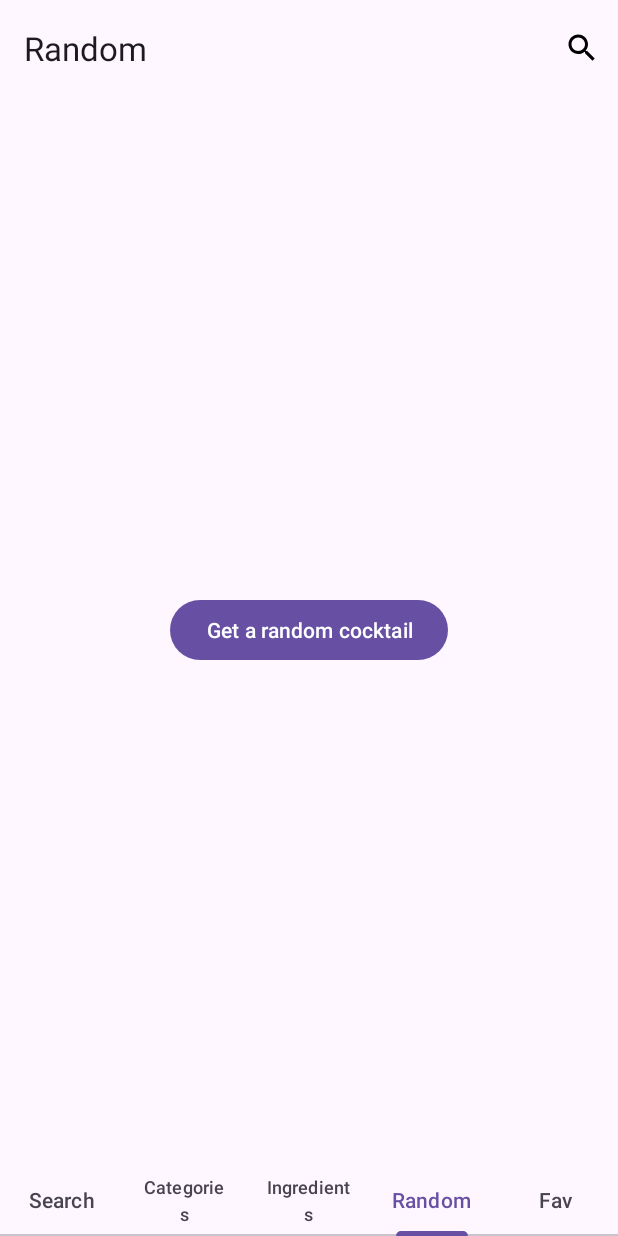
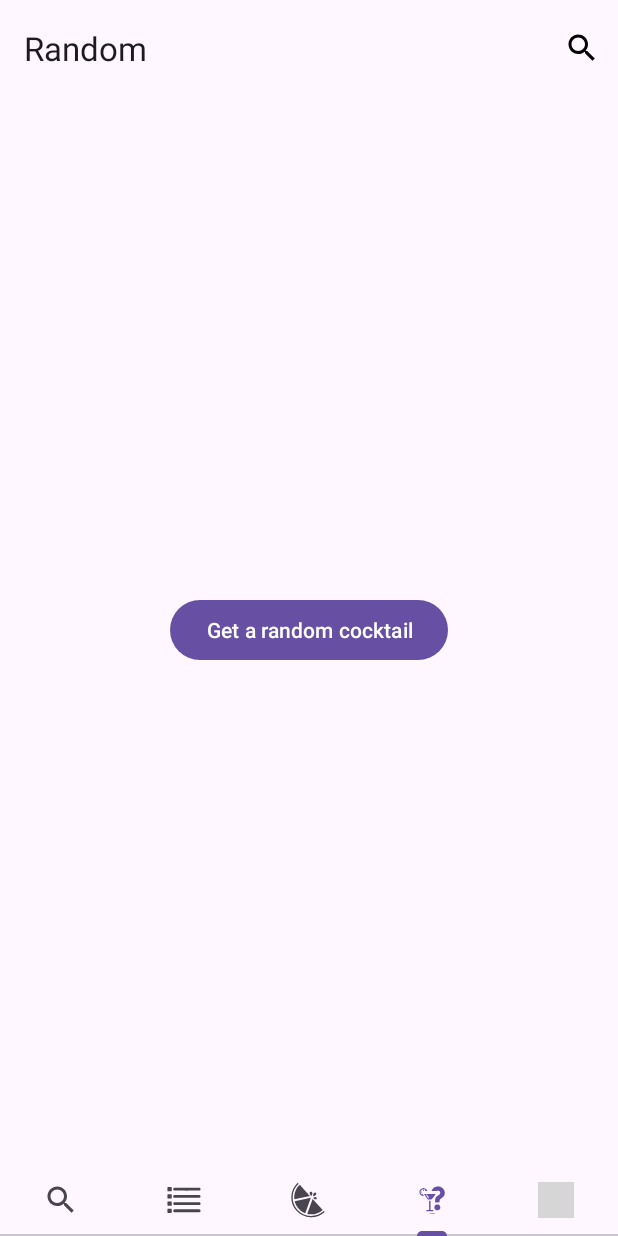
Before and after one commit to fbour33/CocktailApp, an Android app: the screen it shows after launch (MainActivity), item 4 of the bottom bar chosen, on a phone screen of 412 x 824 dp. Run offline under Robolectric (Android 15) with nearby library versions, the phone set to English and light mode, and no system bars; grey boxes are pictures that could not be loaded.

Commit message:
Added icons for bottom bar

```diff
--- /dev/null
+++ b/app/src/main/res/drawable/category_icon.xml
@@ -0,0 +1,38 @@
+<vector xmlns:android="http://schemas.android.com/apk/res/android"
+    android:width="1600dp"
+    android:height="1600dp"
+    android:viewportWidth="1600"
+    android:viewportHeight="1600">
+  <path
+      android:pathData="M86.3,225.8c-7.2,2.6 -12.7,6.6 -16.3,12.1 -6.2,9.2 -6.1,7.9 -5.8,84.2l0.3,69.4 2.6,5.6c3.3,7.1 8.7,12.5 15.8,15.8l5.6,2.6 71.5,-0 71.5,-0 5.6,-2.6c7.1,-3.3 12.5,-8.7 15.8,-15.8l2.6,-5.6 0,-71.5 0,-71.5 -2.6,-5.6c-3.3,-7.1 -8.7,-12.5 -15.8,-15.8l-5.6,-2.6 -70,-0.2c-65.3,-0.2 -70.3,-0.1 -75.2,1.5z"
+      android:fillColor="#000000"
+      android:strokeColor="#00000000"/>
+  <path
+      android:pathData="M373.7,257c-25.2,4.3 -45.5,23.1 -51.8,48 -0.7,3 -1.4,10 -1.4,15.5 0,29.3 19.6,54.2 48.5,61.6 8.2,2.1 1109.7,2.1 1118,-0 22.8,-5.7 41.5,-24.4 47.1,-47.1 2.2,-9 1.8,-24.2 -1,-33 -6.7,-21.8 -21.5,-36.4 -44.6,-43.9 -4.6,-1.4 -50.6,-1.6 -557.5,-1.7 -303.9,-0.1 -554.7,0.2 -557.3,0.6z"
+      android:fillColor="#000000"
+      android:strokeColor="#00000000"/>
+  <path
+      android:pathData="M86.3,545.8c-7.2,2.6 -12.7,6.6 -16.3,12.1 -6.2,9.2 -6.1,7.9 -5.8,84.2l0.3,69.4 2.6,5.6c3.3,7.1 8.7,12.5 15.8,15.8l5.6,2.6 71.5,-0 71.5,-0 5.6,-2.6c7.1,-3.3 12.5,-8.7 15.8,-15.8l2.6,-5.6 0,-71.5 0,-71.5 -2.6,-5.6c-3.3,-7.1 -8.7,-12.5 -15.8,-15.8l-5.6,-2.6 -70,-0.2c-65.3,-0.2 -70.3,-0.1 -75.2,1.5z"
+      android:fillColor="#000000"
+      android:strokeColor="#00000000"/>
+  <path
+      android:pathData="M373.7,577c-25.2,4.3 -45.5,23.1 -51.8,48 -0.7,3 -1.4,10 -1.4,15.5 0,29.3 19.6,54.2 48.5,61.6 8.2,2.1 1109.7,2.1 1118,-0 22.8,-5.7 41.5,-24.4 47.1,-47.1 2.2,-9 1.8,-24.2 -1,-33 -6.7,-21.8 -21.5,-36.4 -44.6,-43.9 -4.6,-1.4 -50.6,-1.6 -557.5,-1.7 -303.9,-0.1 -554.7,0.2 -557.3,0.6z"
+      android:fillColor="#000000"
+      android:strokeColor="#00000000"/>
+  <path
+      android:pathData="M86.3,865.8c-7.2,2.6 -12.7,6.6 -16.3,12.1 -6.2,9.2 -6.1,7.9 -5.8,84.2l0.3,69.4 2.6,5.6c3.3,7.1 8.7,12.5 15.8,15.8l5.6,2.6 71.5,-0 71.5,-0 5.6,-2.6c7.1,-3.3 12.5,-8.7 15.8,-15.8l2.6,-5.6 0,-71.5 0,-71.5 -2.6,-5.6c-3.3,-7.1 -8.7,-12.5 -15.8,-15.8l-5.6,-2.6 -70,-0.2c-65.3,-0.2 -70.3,-0.1 -75.2,1.5z"
+      android:fillColor="#000000"
+      android:strokeColor="#00000000"/>
+  <path
+      android:pathData="M373.7,897c-25.2,4.3 -45.5,23.1 -51.8,48 -0.7,3 -1.4,10 -1.4,15.5 0,29.3 19.6,54.2 48.5,61.6 8.2,2.1 1109.7,2.1 1118,-0 22.8,-5.7 41.5,-24.4 47.1,-47.1 2.2,-9 1.8,-24.2 -1,-33 -6.7,-21.8 -21.5,-36.4 -44.6,-43.9 -4.6,-1.4 -50.6,-1.6 -557.5,-1.7 -303.9,-0.1 -554.7,0.2 -557.3,0.6z"
+      android:fillColor="#000000"
+      android:strokeColor="#00000000"/>
+  <path
+      android:pathData="M86.3,1185.8c-7.2,2.6 -12.7,6.6 -16.3,12.1 -6.2,9.2 -6.1,7.9 -5.8,84.2l0.3,69.4 2.6,5.6c3.3,7.1 8.7,12.5 15.8,15.8l5.6,2.6 71.5,-0 71.5,-0 5.6,-2.6c3.1,-1.5 7.3,-4.3 9.4,-6.4 2.1,-2.1 4.9,-6.3 6.4,-9.4l2.6,-5.6 0,-71.5 0,-71.5 -2.6,-5.6c-3.3,-7.1 -8.7,-12.5 -15.8,-15.8l-5.6,-2.6 -70,-0.2c-65.3,-0.2 -70.3,-0.1 -75.2,1.5z"
+      android:fillColor="#000000"
+      android:strokeColor="#00000000"/>
+  <path
+      android:pathData="M373.7,1217c-25.2,4.3 -45.5,23.1 -51.8,48 -0.7,3 -1.4,10 -1.4,15.5 0,29.3 19.6,54.2 48.5,61.6 8.2,2.1 1109.7,2.1 1118,-0 22.8,-5.7 41.5,-24.4 47.1,-47.1 2.2,-9 1.8,-24.2 -1,-33 -6.7,-21.8 -21.5,-36.4 -44.6,-43.9 -4.6,-1.4 -50.6,-1.6 -557.5,-1.7 -303.9,-0.1 -554.7,0.2 -557.3,0.6z"
+      android:fillColor="#000000"
+      android:strokeColor="#00000000"/>
+</vector>
--- /dev/null
+++ b/app/src/main/res/drawable/random_icon.xml
@@ -0,0 +1,38 @@
+<vector xmlns:android="http://schemas.android.com/apk/res/android"
+    android:width="1024dp"
+    android:height="1024dp"
+    android:viewportWidth="1024"
+    android:viewportHeight="1024">
+  <path
+      android:pathData="M653.5,131.5c-60.5,9.8 -108.1,39.3 -138.4,86 -6.6,10.1 -13,22.9 -13.7,27.6 -0.5,2.8 -0.1,4.1 1.8,6.3l2.4,2.8 70,-0 70.1,-0 7.7,-2.6c21.8,-7.1 43.7,-5.6 61.5,4.1 19.4,10.5 32,31.2 32.1,52.3 0,18.2 -7.4,34.6 -22.1,48.6 -7.8,7.3 -12.9,10.8 -37.9,25.9 -22.3,13.3 -34.2,22.1 -45.1,32.9 -14.7,14.7 -24.8,29.9 -32,48.5 -9.2,23.9 -11.2,38.9 -10.7,78.8 0.3,30.3 0.3,29.9 7.8,35.1l3.4,2.2 53.7,-0.2c52.8,-0.3 53.8,-0.3 56.6,-2.4 1.5,-1.1 3.8,-3.6 5.1,-5.4 2.1,-3.1 2.2,-4.3 2.2,-20 0,-34.3 5.5,-48.9 25.6,-68.7 7,-6.9 13.9,-12.3 27.2,-21 9.7,-6.4 22.7,-15.3 28.7,-19.8 12.5,-9.4 28.3,-25.3 36.8,-37.2 14.4,-20.2 24.7,-46.4 28.8,-72.8 1.7,-11.5 1.4,-38.1 -0.6,-50.1 -6.2,-36.2 -23.5,-69.2 -50.7,-96.2 -11.8,-11.7 -20.7,-18.6 -35.9,-27.8 -23,-13.8 -50.3,-23.4 -76.8,-26.9 -13.2,-1.8 -46.6,-1.8 -57.6,-0z"
+      android:fillColor="#000000"
+      android:strokeColor="#00000000"/>
+  <path
+      android:pathData="M252,174.7c-28.1,4.4 -51.8,17.5 -69.4,38.3 -12.9,15.3 -18.9,26.5 -23.8,44.5 -2.5,9.4 -3.1,13.4 -3.5,27 -0.4,13.4 -0.2,17.5 1.5,25.5 4.6,22.5 15.7,41.7 34.1,59.3 18.3,17.3 41.5,28 67.1,30.7 10.3,1.1 24,1.3 24,0.4 0,-0.6 -27.3,-40.6 -39.4,-57.7l-9.1,-12.8 -1.2,11.3c-1.4,13.1 -2.2,17.8 -3,17.8 -1.7,-0 -15,-11 -21.1,-17.4 -12.3,-13 -19,-26.8 -21.3,-44.1 -1.4,-11.2 -0.7,-20.5 2.6,-31.8 3.2,-11.2 7.3,-19.3 14.2,-28.5 11,-14.5 27.1,-24.7 46.9,-29.8 8.6,-2.2 11.3,-2.5 20.9,-2.1 6.8,0.4 13.6,1.3 18,2.6 10.9,3.3 24.2,10.4 32.8,17.7l7.8,6.6 -2.3,2.5c-1.2,1.3 -6.9,6.1 -12.6,10.6l-10.4,8.2 32.3,0.5c17.8,0.3 33.4,0.3 34.7,0.1 3.4,-0.5 4.6,-3.5 3.1,-7.9 -3.5,-11.2 -13,-26.4 -22.7,-36.5 -17.1,-17.7 -40,-30.4 -61.9,-34.2 -7.8,-1.4 -31.6,-1.9 -38.3,-0.8z"
+      android:fillColor="#000000"
+      android:strokeColor="#00000000"/>
+  <path
+      android:pathData="M259,214.7c-3.9,3.5 -4.9,7.9 -5,20.6 0,6.7 0.5,10.7 1.5,12.7 4.6,8.9 15.6,9.5 21.2,1.1 2.1,-3 2.3,-4.6 2.3,-14.8 0,-7.4 -0.5,-12.5 -1.4,-14.7 -3.2,-7.8 -12.6,-10.2 -18.6,-4.9z"
+      android:fillColor="#000000"
+      android:strokeColor="#00000000"/>
+  <path
+      android:pathData="M201.4,277.1c-6.9,2 -10.1,9.6 -6.9,16.3 2.6,5.5 5.7,6.6 18,6.6l10.5,-0 0,-12 0,-12 -9.2,0.1c-5.1,-0 -10.7,0.5 -12.4,1z"
+      android:fillColor="#000000"
+      android:strokeColor="#00000000"/>
+  <path
+      android:pathData="M282.4,339.5c0.3,0.8 5.8,9 12.3,18.2 6.4,9.3 22.2,32.1 35,50.8 55.6,81.1 55.6,81.1 66,86.4 10.4,5.2 11.8,5.3 53.5,5.2 58.4,-0.2 54.8,1.7 91.3,-49.6 21.6,-30.2 31.8,-44.7 72.8,-102.7 3.1,-4.5 5.7,-8.5 5.7,-9 0,-0.4 -75.9,-0.8 -168.6,-0.8 -148.6,-0 -168.5,0.2 -168,1.5zM361.3,355.4c4.8,2 5.5,2.9 43.2,59.1 22.6,33.7 23.4,35.5 19.8,42.5 -2.4,4.5 -7.6,8 -12.2,8 -7.1,-0 -9.8,-2.7 -25.5,-26 -4.2,-6.3 -16,-23.7 -26.1,-38.5 -10.5,-15.3 -18.7,-28.4 -19.1,-30.2 -0.4,-2.4 0,-4.6 1.7,-8 3.7,-7.4 10.7,-10.1 18.2,-6.9z"
+      android:fillColor="#000000"
+      android:strokeColor="#00000000"/>
+  <path
+      android:pathData="M429.8,664.3l-0.3,134.2 -35.6,0.5 -35.6,0.5 -3.7,2.9c-4.2,3.2 -7.6,9.5 -7.6,14.1 0,7.2 6,14.7 13.9,17.4 4.7,1.5 174.9,1.6 180.6,-0 8.4,-2.3 13.8,-12.3 11.5,-21 -1.4,-5.2 -5.1,-10.4 -8.8,-12.3 -2.2,-1.1 -10.3,-1.5 -38.2,-1.8l-35.5,-0.3 0,-133.8 0.1,-133.8 -2.1,0.6c-13.2,4.2 -25.4,4.5 -33.7,0.7l-4.8,-2.1 -0.2,134.2z"
+      android:fillColor="#000000"
+      android:strokeColor="#00000000"/>
+  <path
+      android:pathData="M646,638.5c-33.4,7.5 -58.8,32.6 -65.4,64.8 -2,9.4 -2,26 -0.2,34.8 10.3,48.3 61.6,78 108.6,62.7 13.5,-4.3 23.6,-10.5 34.4,-20.7 11.1,-10.7 17.7,-21.6 22,-36.5 4.8,-16.5 4.4,-32.6 -1.4,-48.9 -5,-14.2 -9.5,-21.2 -21,-32.8 -8.8,-8.8 -11.9,-11.2 -19.5,-15.1 -14.5,-7.4 -20.8,-9 -37,-9.4 -9.8,-0.3 -16,0.1 -20.5,1.1z"
+      android:fillColor="#000000"
+      android:strokeColor="#00000000"/>
+  <path
+      android:pathData="M477.5,895.1c-6,0.4 -14.2,1 -18.1,1.2 -3.9,0.3 -8,1 -9.2,1.6 -1.1,0.6 -3.7,1.2 -5.8,1.4 -2.5,0.2 -3.8,0.8 -3.6,1.6 0.1,0.7 -0.1,1 -0.5,0.8 -0.5,-0.3 -1.7,0.1 -2.8,0.9 -1.6,1.2 -1.7,1.4 -0.2,1.4 0.9,-0 1.7,0.5 1.7,1.1 0,0.5 0.8,0.9 1.8,0.8 2.5,-0.4 11.2,1.1 11.2,1.9 0,0.4 2.8,0.8 6.3,0.9 3.4,0.1 11.4,0.7 17.7,1.3 18.9,1.9 58.1,1.8 100.5,-0.4 1.7,-0 3.3,-0.5 3.6,-1 0.4,-0.5 2.5,-0.9 4.8,-0.9 2.3,-0 4.1,-0.3 4.1,-0.8 0,-0.4 1.6,-0.5 3.5,-0.2 2.8,0.4 3.5,0.2 3.5,-1.1 0,-0.9 0.5,-1.6 1.1,-1.6 0.5,-0 0.7,0.4 0.4,1 -0.3,0.5 0.1,1 0.9,1 0.9,-0 1.6,-0.5 1.6,-1 0,-0.6 0.9,-1 2,-1 2.2,-0 2.9,-4 0.8,-4.1 -0.7,-0 -3.5,-0.3 -6.3,-0.6 -2.7,-0.3 -5.8,-0.6 -6.7,-0.6 -1,-0.1 -1.8,-0.4 -1.8,-0.7 0,-0.3 -1,-0.6 -2.2,-0.7 -1.3,-0.1 -5.4,-0.4 -9.3,-0.7 -23.7,-2.2 -31.9,-2.6 -58.5,-2.4 -16.2,-0 -34.4,0.5 -40.5,0.9z"
+      android:fillColor="#000000"
+      android:strokeColor="#00000000"/>
+</vector>
--- a/app/src/main/res/layout/activity_main.xml
+++ b/app/src/main/res/layout/activity_main.xml
@@ -44,27 +44,27 @@
         <com.google.android.material.tabs.TabItem
             android:layout_width="wrap_content"
             android:layout_height="wrap_content"
-            android:text="@string/search_text" />
+            android:icon="@drawable/baseline_search_24" />
 
         <com.google.android.material.tabs.TabItem
             android:layout_width="wrap_content"
             android:layout_height="wrap_content"
-            android:text="@string/categories_text" />
+            android:icon="@drawable/category_icon" />
 
         <com.google.android.material.tabs.TabItem
             android:layout_width="wrap_content"
             android:layout_height="wrap_content"
-            android:text="@string/ingredients_text" />
+            android:icon="@drawable/lemon" />
 
         <com.google.android.material.tabs.TabItem
             android:layout_width="wrap_content"
             android:layout_height="wrap_content"
-            android:text="@string/random_text" />
+            android:icon="@drawable/random_icon" />
 
         <com.google.android.material.tabs.TabItem
             android:layout_width="wrap_content"
             android:layout_height="wrap_content"
-            android:text="@string/favorites_text" />
+            android:icon="@drawable/baseline_favorite_24" />
 
     </com.google.android.material.tabs.TabLayout>
 
```
